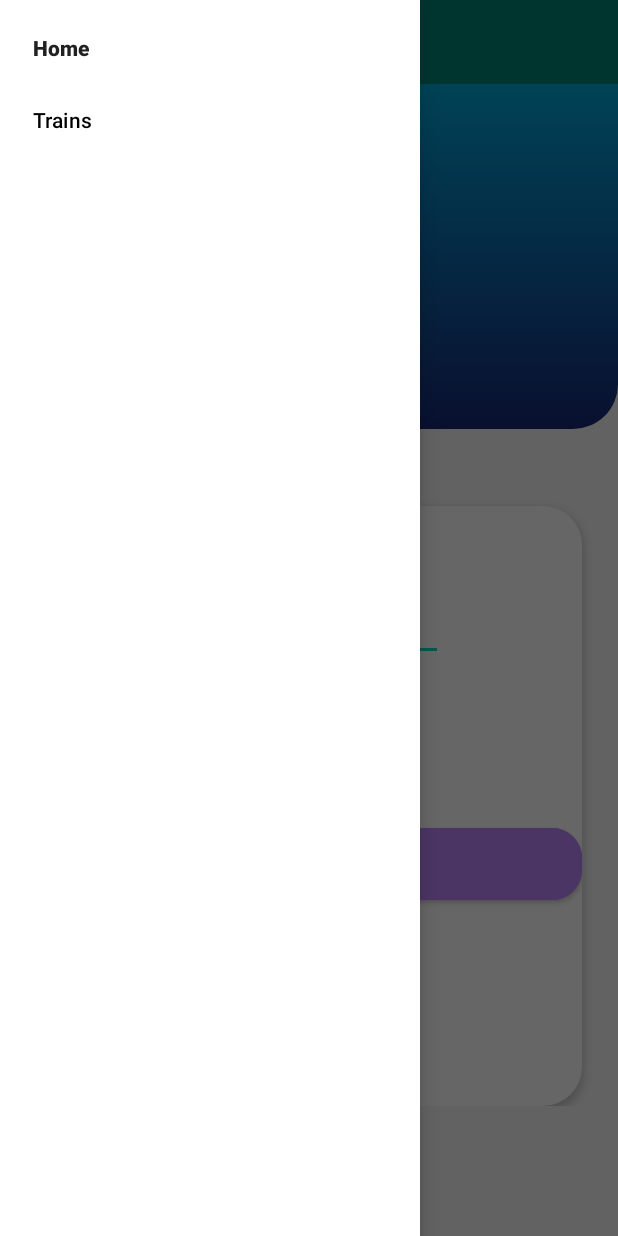
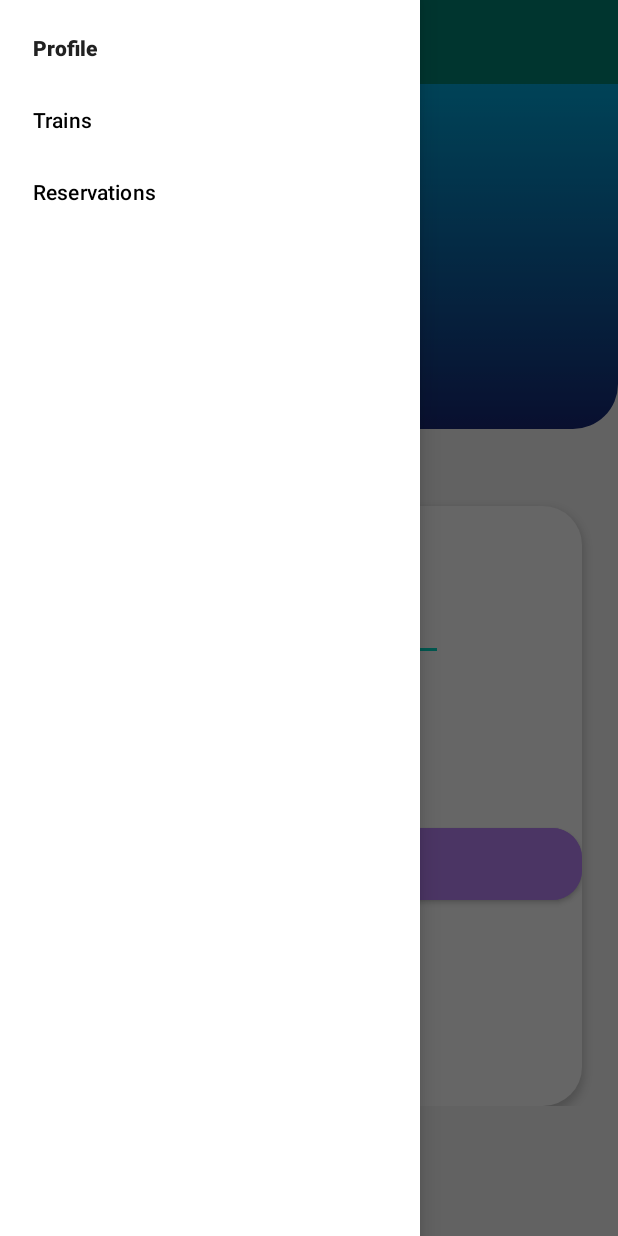
Before and after one commit to PhenoZiggy/TravelerAndroidApp, an Android app built with Jetpack Compose: the HomeActivity screen opened directly, with no data from a screen before it, with the side drawer open, on a phone screen of 412 x 824 dp. Run offline under Robolectric (Android 15) with nearby library versions, the phone set to English and light mode, and no system bars; our stand-ins replace navigation-ui; libraries missing offline, so code that uses them is left out: org.kodein.di; 4 statements that could not run were skipped.

Commit message:
ReservationGet

```diff
--- a/app/src/main/java/com/example/traveler/MVVMApplication.kt
+++ b/app/src/main/java/com/example/traveler/MVVMApplication.kt
@@ -4,13 +4,13 @@ import android.app.Application
 import com.example.traveler.data.db.AppDatabase
 import com.example.traveler.data.network.MyApi
 import com.example.traveler.data.network.responses.NetworkConnectionInterceptor
+import com.example.traveler.data.repositories.ReservationRepository
 import com.example.traveler.data.repositories.TrainRepository
 import com.example.traveler.data.repositories.UserRepository
-import com.example.traveler.uis.activate.ActivateViewModel
-import com.example.traveler.uis.auth.AuthViewModel
 import com.example.traveler.uis.auth.AuthViewModelFactory
 import com.example.traveler.uis.home.profile.ActivateViewModelFactory
 import com.example.traveler.uis.home.profile.ProfileViewModelFactory
+import com.example.traveler.uis.home.reservations.ReservationViewModelFactory
 import com.example.traveler.uis.home.trains.TrainViewModelFactory
 import org.kodein.di.Kodein
 import org.kodein.di.KodeinAware
@@ -30,10 +30,12 @@ class MVVMApplication : Application(),KodeinAware {
         bind() from singleton { AppDatabase(instance()) }
         bind() from singleton { UserRepository(instance(), instance()) }
         bind() from singleton { TrainRepository(instance(), instance()) }
+        bind() from singleton { ReservationRepository(instance(), instance()) }
         bind() from provider { AuthViewModelFactory(instance()) }
         bind() from provider { ProfileViewModelFactory(instance()) }
         bind() from provider { ActivateViewModelFactory(instance()) }
         bind() from provider { TrainViewModelFactory(instance()) }
+        bind() from provider { ReservationViewModelFactory(instance()) }
     }
 
 
--- a/app/src/main/java/com/example/traveler/data/db/AppDatabase.kt
+++ b/app/src/main/java/com/example/traveler/data/db/AppDatabase.kt
@@ -4,16 +4,18 @@ import android.content.Context
 import androidx.room.Database
 import androidx.room.Room
 import androidx.room.RoomDatabase
+import com.example.traveler.data.db.entities.Reservation
 import com.example.traveler.data.db.entities.Train
 import com.example.traveler.data.db.entities.User
 
 @Database(
-    entities = [User::class , Train::class],
+    entities = [User::class , Train::class , Reservation::class],
     version = 1
 )
 abstract class AppDatabase : RoomDatabase() {
     abstract fun getUserDao() : UserDao
     abstract fun getTrainDao() : TrainDao
+    abstract fun getReservationDao() : ReservationDao
 
     companion object{
         @Volatile
--- a/app/src/main/res/menu/nav_menu.xml
+++ b/app/src/main/res/menu/nav_menu.xml
@@ -1,11 +1,15 @@
 <?xml version="1.0" encoding="utf-8"?>
 <menu xmlns:android="http://schemas.android.com/apk/res/android">
     <item
-        android:title="Home"
+        android:title="Profile"
         android:id="@+id/profileFragment"
         />
     <item
         android:title="Trains"
         android:id="@+id/trainFragment"
         />
+    <item
+        android:title="Reservations"
+        android:id="@+id/reservationFragment2"
+        />
 </menu>
--- a/app/src/main/res/navigation/nav_graph.xml
+++ b/app/src/main/res/navigation/nav_graph.xml
@@ -13,6 +13,11 @@
     <fragment
         android:id="@+id/trainFragment"
         android:name="com.example.traveler.uis.home.trains.TrainFragment"
-        android:label="fragment_train"
+        android:label="Trains"
         tools:layout="@layout/fragment_train" />
+    <fragment
+        android:id="@+id/reservationFragment2"
+        android:name="com.example.traveler.uis.home.reservations.ReservationFragment"
+        android:label="Reservations"
+        tools:layout="@layout/fragment_reservation" />
 </navigation>
```
Also changed, not shown: app/src/main/java/com/example/traveler/data/db/ReservationDao.kt (added, +17 -0 lines), app/src/main/java/com/example/traveler/data/db/entities/Reservation.kt (added, +13 -0 lines), app/src/main/java/com/example/traveler/data/network/MyApi.kt (+4 -6 lines), app/src/main/java/com/example/traveler/data/network/responses/ReservationResponse.kt (added, +9 -0 lines), app/src/main/java/com/example/traveler/data/repositories/ReservationRepository.kt (added, +58 -0 lines), app/src/main/java/com/example/traveler/uis/home/reservations/ReservationFragment.kt (added, +42 -0 lines), app/src/main/java/com/example/traveler/uis/home/reservations/ReservationViewModel.kt (added, +13 -0 lines), app/src/main/java/com/example/traveler/uis/home/reservations/ReservationViewModelFactory.kt (added, +13 -0 lines), app/src/main/res/layout/fragment_reservation.xml (added, +13 -0 lines).
